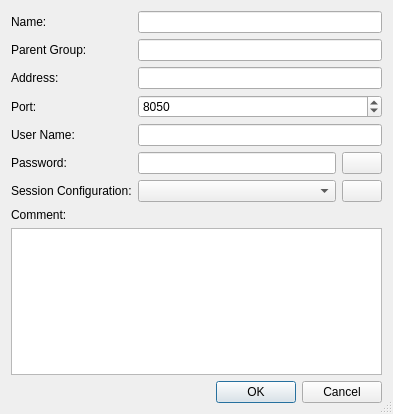
Before: the Qt Designer form source/console/computer_dialog.ui in dchapyshev/aspia, drawn with Qt 5.
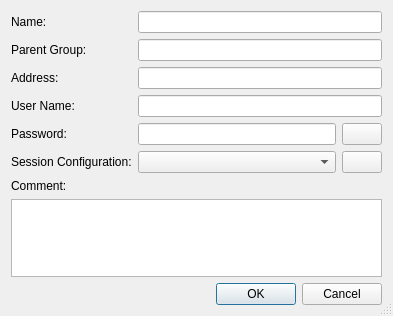
After: the same form once the commit is applied. Icons and pictures are not drawn.

Commit message: - Removed the "Port" field from the properties of the computer. Now the port is specified after the symbol ":" after the address. - Implement isValidIpV4Address and isValidIpV6Address functions.

```diff
--- a/source/console/computer_dialog.ui
+++ b/source/console/computer_dialog.ui
@@ -10,7 +10,7 @@
     <x>0</x>
     <y>0</y>
     <width>393</width>
-    <height>414</height>
+    <height>316</height>
    </rect>
   </property>
   <property name="windowTitle">
@@ -48,13 +48,6 @@
          </property>
         </widget>
        </item>
-       <item>
-        <widget class="QLabel" name="label_port">
-         <property name="text">
-          <string>Port:</string>
-         </property>
-        </widget>
-       </item>
        <item>
         <widget class="QLabel" name="label_username">
          <property name="text">
@@ -104,19 +97,6 @@
          </property>
         </widget>
        </item>
-       <item>
-        <widget class="QSpinBox" name="spinbox_port">
-         <property name="minimum">
-          <number>1</number>
-         </property>
-         <property name="maximum">
-          <number>65534</number>
-         </property>
-         <property name="value">
-          <number>8050</number>
-         </property>
-        </widget>
-       </item>
        <item>
         <widget class="QLineEdit" name="edit_username">
          <property name="maxLength">
```
The commit also changes 11 other files.
